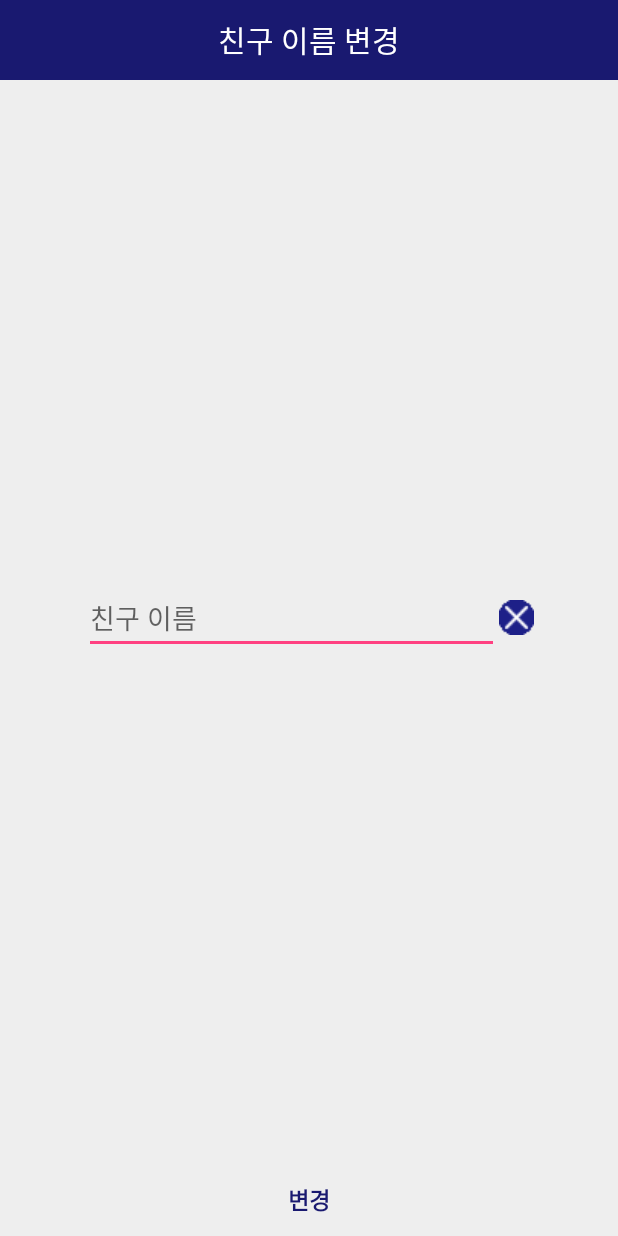
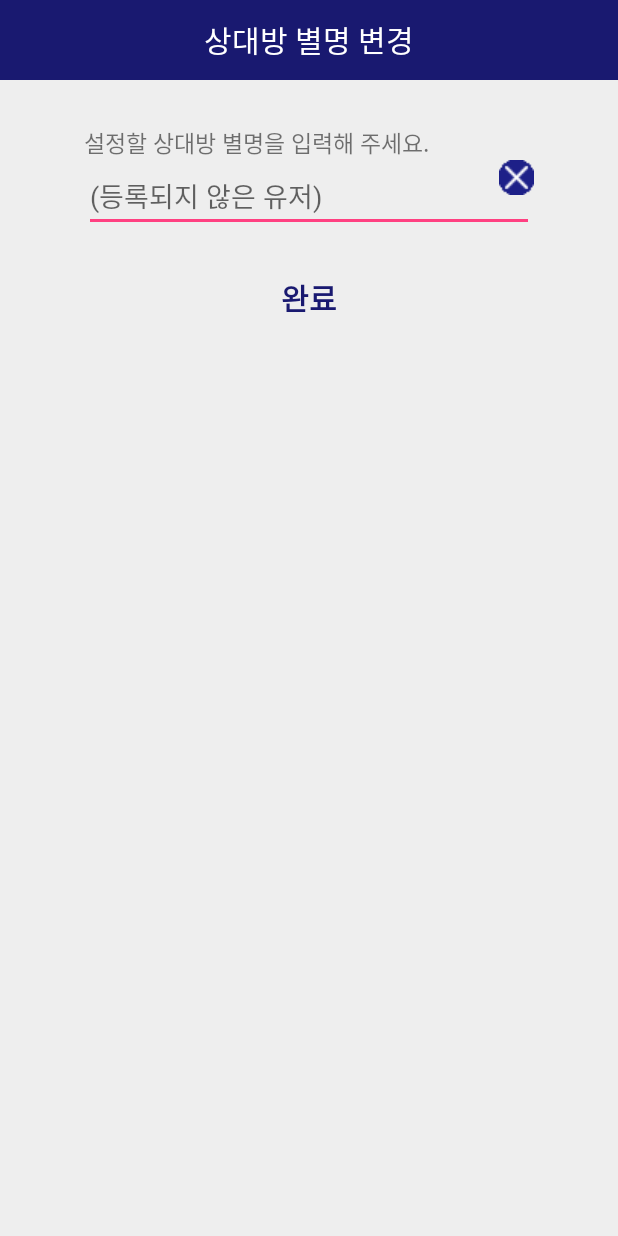
Before and after one commit to Gibartes/O-LoRa, an Android app: the A_123_Setting__Activity screen opened directly, with no data from a screen before it, on a phone screen of 412 x 824 dp. Run offline under Robolectric (Android 15) with nearby library versions, the phone set to English and light mode, and no system bars; libraries missing offline, so code that uses them is left out: com.squareup.otto; Roboto replaces fonts that are not available here; 1 statement that could not run was skipped.

Commit message:
Android 2018 12 14
1. 세팅 액티비티에서 키보드상의 '엔터'가 '완료' 기능을 하도록 수정
2. 블루투스 연결 안되어있을때 화면에 차이를 줌
3. 첫번째 화면에서 튜토리얼 or 메뉴얼을 볼 수 있는 단추 추가
(메뉴얼은 추가안함)

```diff
--- a/Android/Olora_beta/app/src/main/AndroidManifest.xml
+++ b/Android/Olora_beta/app/src/main/AndroidManifest.xml
@@ -6,7 +6,7 @@
     <uses-permission android:name="android.permission.BLUETOOTH" />
     <uses-permission android:name="android.permission.ACCESS_FINE_LOCATION"/>
     <uses-permission android:name="android.permission.BLUETOOTH_ADMIN" />
-    <uses-permission android:name="android.permission.LOCAL_MAC_ADDRESS"/>
+    <!--uses-permission android:name="android.permission.LOCAL_MAC_ADDRESS"/-->
     <uses-permission android:name="android.permission.ACCESS_COARSE_LOCATION" />
     <uses-permission android:name="android.permission.VIBRATE" />
     <uses-permission android:name="android.permission.WAKE_LOCK" />
--- a/Android/Olora_beta/app/src/main/java/com/team_olora/olora_beta/A_123_Setting__Activity.java
+++ b/Android/Olora_beta/app/src/main/java/com/team_olora/olora_beta/A_123_Setting__Activity.java
@@ -10,6 +10,7 @@ import android.util.Log;
 import android.view.KeyEvent;
 import android.view.MotionEvent;
 import android.view.View;
+import android.view.inputmethod.EditorInfo;
 import android.view.inputmethod.InputMethodManager;
 import android.widget.Button;
 import android.widget.EditText;
@@ -37,7 +38,7 @@ public class A_123_Setting__Activity extends AppCompatActivity {
     private TimerTask second;
     private TextView timer_text;
     private final Handler handler = new Handler();
-    LinearLayout setBox;
+    RelativeLayout setBox;
     RelativeLayout progressBox;
     /**
      * 0 = 본인이름 설정
@@ -45,15 +46,19 @@ public class A_123_Setting__Activity extends AppCompatActivity {
      * 2 = 상대이름 설정
      * 3 = set dclv
      */
-    private TextView titleBar;
+    private TextView titleBar,setHint;
     private EditText setname;
     private ImageButton btnDel;
     private Button btnSet;
+
     private int Key;
     private String Name;
+    private String originName="";
+
     private NumberPicker set_Dclv;
     private TextView set_Dclv_char;
     private int dclv;
+
 
     ProgressBar prog;
 
@@ -74,6 +79,7 @@ public class A_123_Setting__Activity extends AppCompatActivity {
         titleBar = findViewById(R.id.titleBarText);
         setBox = findViewById(R.id.setbox);
 
+        setHint = findViewById(R.id.set_hint);
         setname = findViewById(R.id.txtSetList);
         btnDel = findViewById(R.id.btnTextDel);
         set_Dclv = findViewById(R.id.setDclv);
@@ -87,6 +93,17 @@ public class A_123_Setting__Activity extends AppCompatActivity {
         btnSet = findViewById(R.id.btn_set);
         DB = new C_DB(getApplicationContext());
 
+        setname.setOnEditorActionListener(new TextView.OnEditorActionListener() {
+            @Override
+            public boolean onEditorAction(TextView v, int actionId, KeyEvent event) {
+                if(actionId== EditorInfo.IME_ACTION_DONE){
+                    setAction();
+                    return true;
+                }
+                return false;
+            }
+        });
+
         Provider_BusProvider.getInstance().register(this);
         switch (mode) {
             case 0:
@@ -94,8 +111,20 @@ public class A_123_Setting__Activity extends AppCompatActivity {
                 set_Dclv_char.setVisibility(View.GONE);
                 setname.setVisibility(View.VISIBLE);
                 btnDel.setVisibility(View.VISIBLE);
+                setHint.setText("본인 이름을 입력해 주세요.");
                 titleBar.setText("사용자 이름 변경");
                 setname.setHint("내 이름");
+                /*
+                setname.setOnKeyListener(new View.OnKeyListener() {
+                    @Override
+                    public boolean onKey(View v, int keyCode, KeyEvent event) {
+                        if((event.getAction()==KeyEvent.ACTION_DOWN)&&(keyCode==KeyEvent.KEYCODE_ENTER)){
+                            setAction();
+                        }
+                        return false;
+                    }
+                });
+                */
                 setname.setText(Name);
                 break;
             case 1:
@@ -104,8 +133,10 @@ public class A_123_Setting__Activity extends AppCompatActivity {
                 setname.setVisibility(View.VISIBLE);
                 btnDel.setVisibility(View.VISIBLE);
 
+                userName=DB.get_user_name_inList(Key);
+                setHint.setText("설정할 채팅방 이름을 입력해 주세요.");
                 titleBar.setText("채팅방 이름 변경");
-                setname.setHint("채팅방 이름");
+                setname.setHint(userName);
                 setname.setText(Name); // 태그명 PrevName으로 변경
                 break;
             case 2:
@@ -114,8 +145,10 @@ public class A_123_Setting__Activity extends AppCompatActivity {
                 setname.setVisibility(View.VISIBLE);
                 btnDel.setVisibility(View.VISIBLE);
 
-                titleBar.setText("친구 이름 변경");
-                setname.setHint("친구 이름"); // 태그명 PrevName으로 변경
+                originName = DB.get_user_origin_name(Key);
+                setHint.setText("설정할 상대방 별명을 입력해 주세요.");
+                titleBar.setText("상대방 별명 변경");
+                setname.setHint(originName); // 태그명 PrevName으로 변경
                 setname.setText(Name);
                 break;
             case 3:
@@ -124,6 +157,7 @@ public class A_123_Setting__Activity extends AppCompatActivity {
                 set_Dclv.setVisibility(View.VISIBLE);
                 set_Dclv_char.setVisibility(View.VISIBLE);
 
+                setHint.setText("채널 탐색 시간을 설정해 주세요.");
                 titleBar.setText("채널 탐색 시간 설정");
                 int prev_val = DB.get_set_dclv();
                 set_Dclv.setMinValue(6);
@@ -158,12 +192,19 @@ public class A_123_Setting__Activity extends AppCompatActivity {
     private class Event implements View.OnClickListener {
         @Override
         public void onClick(View v) {
-            final String name = setname.getText().toString();
             switch (v.getId()) {
                 case R.id.btnTextDel:
                     setname.setText("");
                     break;
                 case R.id.btn_set:
+                    setAction();
+                    break;
+            }
+        }
+    }
+
+    protected void setAction(){
+        final String name = setname.getText().toString();
         final Service_packet packet = new Service_packet();
         final String s = A_MainActivity.addr_self;
         final byte[] d = packet.converted_addr(A_MainActivity.RSP_MacAddr);
@@ -247,8 +288,10 @@ public class A_123_Setting__Activity extends AppCompatActivity {
                 break;
             case 1:
                 if (name.length() == 0) {
+                    Log.d("Eho", "length = 0");
                     DB.update_list_name(userName, Key);
                 } else {
+                    Log.d("Eho", "no! length = "+name.length());
                     DB.update_list_name(name, Key);
                 }
                 Intent intent = new Intent(getApplicationContext(), A_MainActivity.class);
@@ -257,7 +300,11 @@ public class A_123_Setting__Activity extends AppCompatActivity {
                 startActivity(intent);
                 break;
             case 2:
+                if(name.length()==0)
+                    DB.update_user(originName, Key);
+                else
                     DB.update_user(name, Key);
+
                 Intent intent1 = new Intent(getApplicationContext(), A_MainActivity.class);
                 intent1.putExtra("Page", 2);
                 intent1.setFlags(Intent.FLAG_ACTIVITY_CLEAR_TASK | Intent.FLAG_ACTIVITY_CLEAR_TOP);
@@ -339,8 +386,6 @@ public class A_123_Setting__Activity extends AppCompatActivity {
                 break;
         }
     }
-        }
-    }
 
     protected void time_run(int default_time) {
         timer_sec = default_time;
--- a/Android/Olora_beta/app/src/main/java/com/team_olora/olora_beta/A_Tab2.java
+++ b/Android/Olora_beta/app/src/main/java/com/team_olora/olora_beta/A_Tab2.java
@@ -58,7 +58,7 @@ public class A_Tab2 extends Fragment {
         //dumy btn - mklee
         dumy_make_chatlist = layout.findViewById(R.id.dumyCreateChatList);
         dumy_make_chatlist.setOnClickListener(new Event());
-        dumy_make_chatlist.setVisibility(View.GONE);
+        //dumy_make_chatlist.setVisibility(View.GONE);
 
         DB = new C_DB(getContext());
         load_values();
--- a/Android/Olora_beta/app/src/main/java/com/team_olora/olora_beta/A_Tab3.java
+++ b/Android/Olora_beta/app/src/main/java/com/team_olora/olora_beta/A_Tab3.java
@@ -44,7 +44,7 @@ public class A_Tab3 extends android.support.v4.app.Fragment {
         //dumy btn - lmk
         dummyFrieandBtn = layout.findViewById(R.id.dumyCreateFriendList);
         dummyFrieandBtn.setOnClickListener(new Event());
-        dummyFrieandBtn.setVisibility(View.GONE);
+        //dummyFrieandBtn.setVisibility(View.GONE);
 
         listview = layout.findViewById(R.id.List_friendView);
         listview.setAdapter(adapter);
--- a/Android/Olora_beta/app/src/main/java/com/team_olora/olora_beta/A_Tab3_CreateChatRoom.java
+++ b/Android/Olora_beta/app/src/main/java/com/team_olora/olora_beta/A_Tab3_CreateChatRoom.java
@@ -55,9 +55,9 @@ public class A_Tab3_CreateChatRoom extends android.support.v4.app.DialogFragment
         public void onClick(View v) {
             switch (v.getId()) {
                 case R.id.chatConnect:
-                    int key;
-                    if ( (key = DB.save_list_private(userName, userKey))>0) {
-                      }else{
+                    int room_key;
+                    if ((room_key = DB.save_list_private(userName, userKey)) > 0) {
+                    } else {
                         Toast.makeText(getContext(), "채널이 설정되어 있는지 확인해주세요.", Toast.LENGTH_LONG).show();
                     }
 
--- a/Android/Olora_beta/app/src/main/java/com/team_olora/olora_beta/Service_btService.java
+++ b/Android/Olora_beta/app/src/main/java/com/team_olora/olora_beta/Service_btService.java
@@ -161,7 +161,7 @@ public class Service_btService extends Service {
                                     Toast.makeText(getApplicationContext(), "h : 장치에 연결 중..", Toast.LENGTH_SHORT).show();
 
                                 case Service_BluetoothChatService.STATE_NONE:
-                                    Toast.makeText(getApplicationContext(), "h : 장치와 연결이 끊어졌습니다.\n다시 연결해주세요.", Toast.LENGTH_SHORT).show();
+                                    //Toast.makeText(getApplicationContext(), "h : 장치와 연결이 끊어졌습니다.\n다시 연결해주세요.", Toast.LENGTH_SHORT).show();
                                     Provider_BlueOn.getInstance().post(new Provider_BlueOnFunc(0));
                                     DB.save_blueon(0);
                                     String nullbd = "000000000000";
--- a/Android/Olora_beta/app/src/main/res/layout/a_list_set.xml
+++ b/Android/Olora_beta/app/src/main/res/layout/a_list_set.xml
@@ -6,14 +6,15 @@
 
     <!-- 타이틀바 -->
     <RelativeLayout
+        android:id="@+id/titleBar"
         android:layout_width="match_parent"
         android:layout_height="wrap_content"
         android:layout_alignParentTop="true"
         android:background="@color/dialog_main_color">
 
         <TextView
+            android:id="@+id/titleBarText"
             android:layout_width="match_parent"
-            android:id="@+id/titleBarText"
             android:layout_height="53dp"
             android:gravity="center"
             android:text=""
@@ -24,86 +25,105 @@
     <!-- //end 타이틀바 -->
 
     <LinearLayout
+        android:id="@+id/settingBox"
+        android:layout_width="wrap_content"
+        android:layout_height="wrap_content"
+        android:layout_below="@+id/titleBar"
+        android:layout_centerHorizontal="true"
+        android:layout_marginTop="30dp"
+        android:orientation="vertical">
+
+        <TextView
+            android:id="@+id/set_hint"
+            android:layout_width="match_parent"
+            android:layout_height="wrap_content"
+            android:textSize="15dp"
+            android:typeface="serif" />
+
+        <RelativeLayout
             android:id="@+id/setbox"
             android:layout_width="300dp"
             android:layout_height="wrap_content"
-        android:layout_centerInParent="true"
-        android:orientation="horizontal">
+            android:layout_gravity="center_horizontal">
 
             <EditText
                 android:id="@+id/txtSetList"
-            android:layout_width="0dp"
-            android:layout_weight="8"
+                android:layout_width="300dp"
                 android:layout_height="wrap_content"
                 android:hint="채팅방명"
+                android:imeOptions="actionDone"
+                android:inputType="text"
                 android:maxLines="3" />
 
             <ImageButton
                 android:id="@+id/btnTextDel"
                 android:layout_width="wrap_content"
                 android:layout_height="wrap_content"
+                android:layout_alignParentEnd="true"
                 android:layout_gravity="center"
-            android:background="@drawable/xbutton2"/>
-    </LinearLayout>
-
+                android:background="@drawable/xbutton2" />
+        </RelativeLayout>
 
         <LinearLayout
             android:layout_width="match_parent"
             android:layout_height="wrap_content"
-        android:layout_centerInParent="true"
             android:orientation="horizontal">
+
             <NumberPicker
                 android:id="@+id/setDclv"
                 android:layout_width="0dp"
-            android:layout_weight="5"
+                android:layout_height="wrap_content"
+                android:layout_gravity="center_vertical"
+                android:layout_marginLeft="20dp"
+                android:layout_marginRight="10dp"
+                android:layout_marginTop="10sp"
+                android:layout_weight="5" />
+
+            <TextView
+                android:id="@+id/setDclvchar"
+                android:layout_width="0dp"
                 android:layout_height="wrap_content"
                 android:layout_gravity="center_vertical"
                 android:layout_marginTop="10sp"
-            android:layout_marginLeft="20dp"
-            android:layout_marginRight="10dp"/>
-        <TextView
-            android:id="@+id/setDclvchar"
-            android:layout_width="0dp"
                 android:layout_weight="1"
-            android:layout_gravity="center_vertical"
-            android:layout_height="wrap_content"
-            android:layout_marginTop="10sp"
+                android:text="초"
                 android:textSize="20dp"
-            android:text="초"
-            android:textStyle="bold"/>
+                android:textStyle="bold" />
         </LinearLayout>
-
-
+    </LinearLayout>
 
 
     <RelativeLayout
         android:id="@+id/progressbox"
-        android:layout_centerInParent="true"
         android:layout_width="wrap_content"
-        android:layout_height="wrap_content">
+        android:layout_height="wrap_content"
+        android:layout_centerInParent="true">
+
         <ProgressBar
             android:id="@+id/Prog"
             android:layout_width="200dp"
             android:layout_height="200dp"
-            android:layout_centerInParent="true"/>
+            android:layout_centerInParent="true" />
+
         <TextView
             android:id="@+id/timer"
             android:layout_width="wrap_content"
             android:layout_height="wrap_content"
+            android:layout_centerInParent="true"
             android:textAlignment="center"
-            android:textSize="20dp"
-            android:layout_centerInParent="true"/>
+            android:textSize="20dp" />
     </RelativeLayout>
 
     <Button
         android:id="@+id/btn_set"
         android:layout_width="match_parent"
         android:layout_height="wrap_content"
-        android:layout_alignParentBottom="true"
+        android:layout_below="@id/settingBox"
+        android:layout_marginTop="20dp"
         android:background="#00000000"
-        android:text="변경"
+        android:text="완료"
         android:textColor="@color/dialog_main_color"
-        android:textSize="15dp"
+        android:textSize="20dp"
         android:textStyle="bold" />
 
 </RelativeLayout>
--- a/Android/Olora_beta/app/src/main/res/values/strings.xml
+++ b/Android/Olora_beta/app/src/main/res/values/strings.xml
@@ -8,6 +8,8 @@
     <string name="Pop_Progress_2">약 </string>
     <string name="Pop_Progress_3">초가 소요됩니다</string>
 
+    <string name="welcome_title">WELCOME-OLora!</string>
+    <string name="welcome_text">오로라 환영합니다.\n통신 위해서는 연결되어 있어야 합니다.\n사용법을 모르겠다면 우측 상단의 물음표를 눌러주세요</string>
     <!-- TODO: Remove or change this placeholder text -->
     <string name="hello_blank_fragment">Hello blank fragment</string>
     <string name="title_activity_pupop_list_del">PupopListDel</string>
```
Also changed, not shown: Android/Olora_beta/app/src/main/java/com/team_olora/olora_beta/A_Tab1.java (+57 -4 lines), Android/Olora_beta/app/src/main/java/com/team_olora/olora_beta/C_DB.java (+55 -15 lines), Android/Olora_beta/app/src/main/res/layout/main_a_connect.xml (+43 -5 lines), Android/Olora_beta/app/src/main/res/drawable/question.png (added), Android/Olora_beta/app/src/main/res/drawable/question1.png (added), Android/Olora_beta/app/src/main/res/drawable/question2.png (added). Lines whose indentation alone changed are shown as unchanged.
